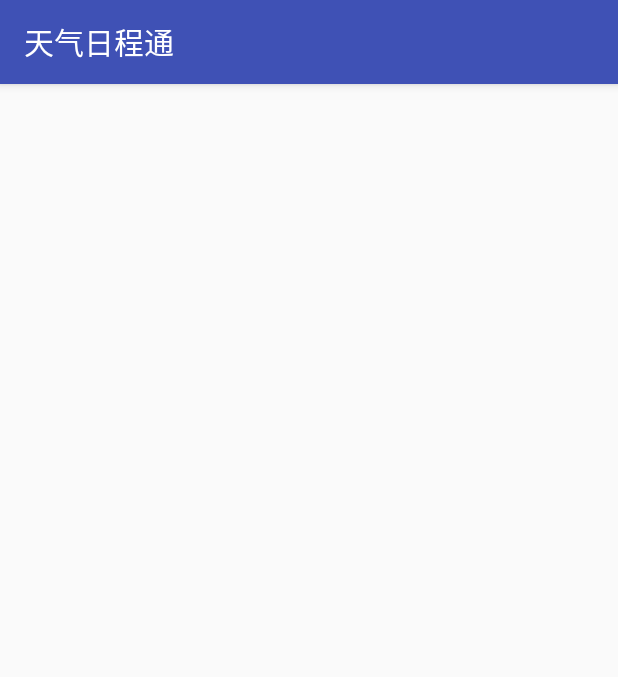
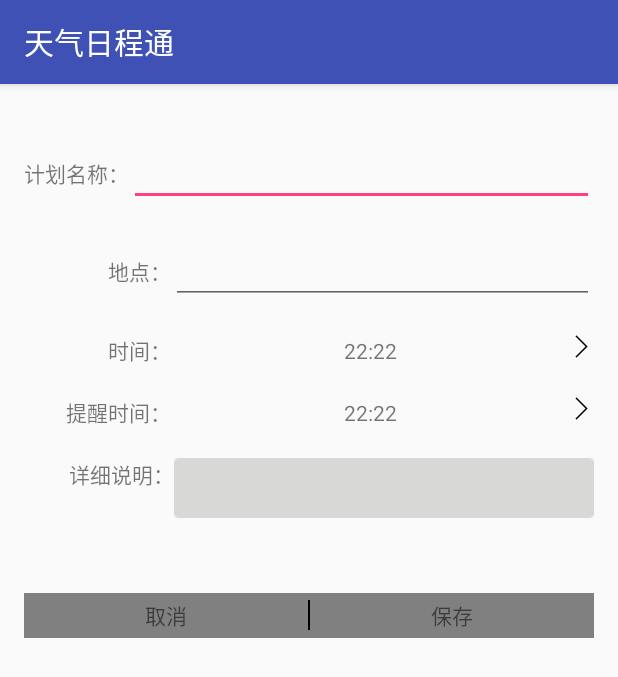
Before and after one commit to linkaicheng/WeatherSchedule, an Android app: the AddPlanActivity screen opened directly, with no data from a screen before it, on a phone screen of 412 x 824 dp. Shown: the top 677 px of the screen. Run offline under Robolectric (Android 15) with nearby library versions, the phone set to English and light mode, and no system bars.

Commit message:
完成添加计划的界面

```diff
--- a/app/src/main/java/com/cheng/weatherschedule/MainActivity.java
+++ b/app/src/main/java/com/cheng/weatherschedule/MainActivity.java
@@ -74,11 +74,9 @@ public class MainActivity extends AppCompatActivity {
                     break;
                 case  1:
                     rgMain.check(R.id.rbCalendar);
-
                     break;
                 case  2:
                     rgMain.check(R.id.rbRemind);
-
                     break;
             }
         }
--- a/app/src/main/java/com/cheng/weatherschedule/calendar/DayPlanActivity.java
+++ b/app/src/main/java/com/cheng/weatherschedule/calendar/DayPlanActivity.java
@@ -58,7 +58,8 @@ public class DayPlanActivity extends AppCompatActivity implements View.OnClickLi
     public void onClick(View v) {
         switch (v.getId()) {
             case  R.id.tvPlus://添加计划
-
+Intent intent=new Intent(DayPlanActivity.this,AddPlanActivity.class);
+                startActivity(intent);
                 break;
         }
     }
--- a/app/src/main/res/layout/activity_add_plan.xml
+++ b/app/src/main/res/layout/activity_add_plan.xml
@@ -1,5 +1,5 @@
 <?xml version="1.0" encoding="utf-8"?>
-<RelativeLayout xmlns:android="http://schemas.android.com/apk/res/android"
+<LinearLayout xmlns:android="http://schemas.android.com/apk/res/android"
     xmlns:tools="http://schemas.android.com/tools"
     android:layout_width="match_parent"
     android:layout_height="match_parent"
@@ -7,6 +7,160 @@
     android:paddingLeft="@dimen/activity_horizontal_margin"
     android:paddingRight="@dimen/activity_horizontal_margin"
     android:paddingTop="@dimen/activity_vertical_margin"
+    android:orientation="vertical"
     tools:context="com.cheng.weatherschedule.calendar.AddPlanActivity">
 
-</RelativeLayout>
+    <LinearLayout
+        android:orientation="horizontal"
+        android:layout_width="match_parent"
+        android:layout_height="wrap_content"
+        android:layout_marginTop="20dp"
+        >
+        <TextView
+            android:layout_width="wrap_content"
+            android:layout_height="wrap_content"
+            android:text="计划名称："
+            android:id="@+id/tvTitle" />
+        <EditText
+            android:layout_width="match_parent"
+            android:layout_height="wrap_content"
+            android:id="@+id/edtTitle" />
+    </LinearLayout>
+    <LinearLayout
+        android:orientation="horizontal"
+        android:layout_width="match_parent"
+        android:layout_height="wrap_content"
+android:gravity="right"
+        android:layout_marginTop="20dp">
+        <TextView
+            android:layout_width="wrap_content"
+            android:layout_height="wrap_content"
+            android:text="地点："
+            android:id="@+id/tvPlace" />
+        <EditText
+            android:layout_width="282dp"
+            android:layout_height="wrap_content"
+            android:id="@+id/edtPlace" />
+    </LinearLayout>
+    <LinearLayout
+        android:orientation="horizontal"
+        android:layout_width="match_parent"
+        android:layout_height="wrap_content"
+        android:layout_marginTop="20dp"
+        android:gravity="right"
+        >
+        <TextView
+            android:layout_width="wrap_content"
+            android:layout_height="wrap_content"
+            android:text="时间："
+            android:id="@+id/tvTime" />
+        <TextView
+            android:layout_width="265dp"
+            android:layout_height="wrap_content"
+            android:text="22:22"
+            android:id="@+id/textView"
+            android:gravity="center"
+            />
+
+        <ImageView
+            android:layout_width="wrap_content"
+            android:layout_height="wrap_content"
+            android:id="@+id/imSetTime"
+            android:src="@mipmap/forward_25"
+            />
+
+    </LinearLayout>
+
+    <LinearLayout
+        android:orientation="horizontal"
+        android:layout_width="match_parent"
+        android:layout_height="wrap_content"
+        android:layout_marginTop="20dp"
+        android:gravity="right"
+        >
+        <TextView
+            android:layout_width="wrap_content"
+            android:layout_height="wrap_content"
+            android:text="提醒时间："
+            android:id="@+id/tvRemindTime" />
+        <TextView
+            android:layout_width="265dp"
+            android:layout_height="wrap_content"
+            android:text="22:22"
+            android:id="@+id/tvRemTimShow"
+            android:gravity="center"
+            />
+
+        <ImageView
+            android:layout_width="wrap_content"
+            android:layout_height="wrap_content"
+            android:id="@+id/imSetRemTime"
+            android:src="@mipmap/forward_25"
+
+            />
+
+    </LinearLayout>
+    <LinearLayout
+        android:orientation="horizontal"
+        android:layout_width="match_parent"
+        android:layout_height="wrap_content"
+        android:layout_marginTop="20dp"
+        android:gravity="right"
+        >
+        <TextView
+            android:layout_width="wrap_content"
+            android:layout_height="wrap_content"
+            android:text="详细说明："
+            android:id="@+id/tvExplain" />
+        <EditText
+            android:layout_width="280dp"
+            android:layout_height="wrap_content"
+            android:inputType="textMultiLine"
+            android:ems="10"
+            android:id="@+id/editText"
+            android:layout_gravity="center_horizontal"
+android:background="@drawable/search_bg"
+
+            />
+
+    </LinearLayout>
+
+    <LinearLayout
+        android:orientation="horizontal"
+        android:layout_width="match_parent"
+        android:layout_height="30dp"
+        android:layout_gravity="center_horizontal"
+        android:weightSum="2"
+        android:background="@color/gray"
+android:layout_marginTop="50dp"
+        >
+
+        <TextView
+            android:layout_width="wrap_content"
+            android:layout_height="30dp"
+            android:text="取消"
+            android:id="@+id/tvCancel"
+            android:gravity="center"
+            android:layout_weight="1"
+            />
+
+        <View
+            android:layout_width="1dp"
+            android:layout_height="20dp"
+            android:background="@color/black"
+            android:layout_gravity="center_vertical"
+            />
+        <TextView
+            android:layout_width="wrap_content"
+            android:layout_height="30dp"
+            android:text="保存"
+            android:id="@+id/tvSave"
+            android:gravity="center"
+            android:layout_weight="1"
+            />
+    </LinearLayout>
+
+
+
+
+</LinearLayout>
```
